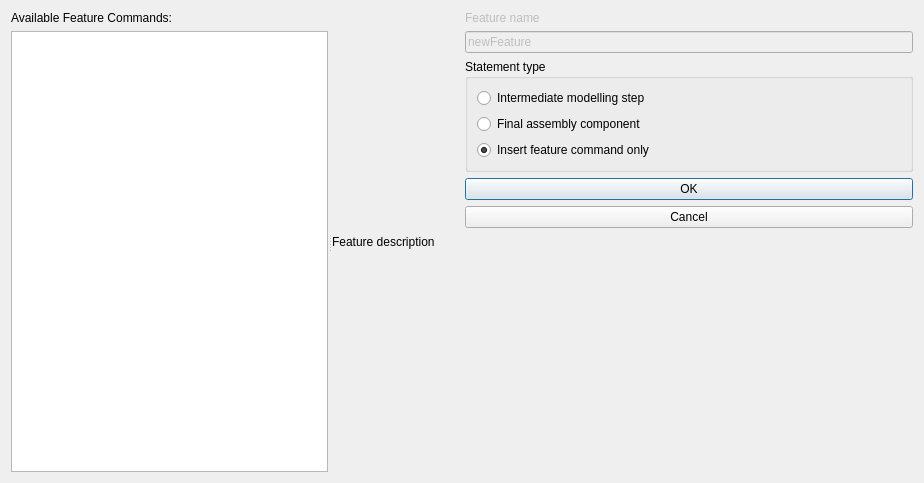
Before: the Qt Designer form src/cad/iscad/insertfeaturedlg.ui in hkroeger/insightcae, drawn with Qt 5.
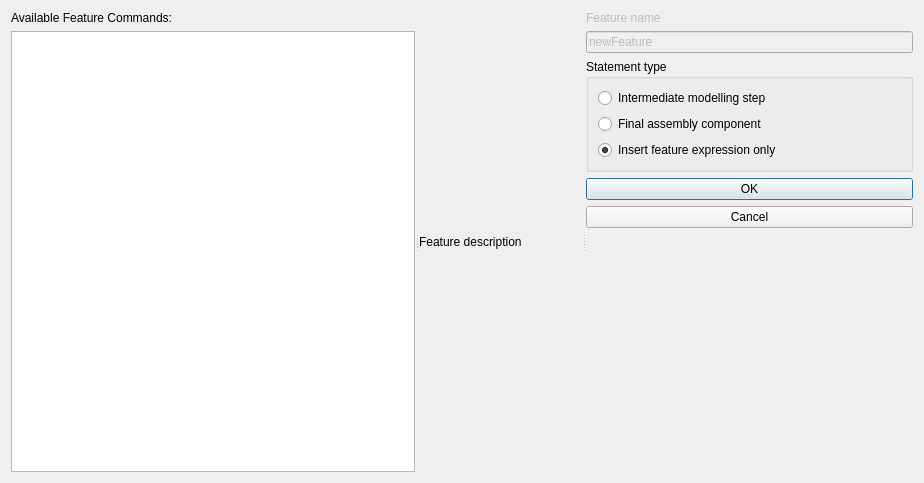
After: the same form once the commit is applied.

Commit message: add dialog for loadmodel-command insertion

Diff of the .ui file:
```diff
--- a/src/cad/iscad/insertfeaturedlg.ui
+++ b/src/cad/iscad/insertfeaturedlg.ui
@@ -10,7 +10,7 @@
     <height>483</height>
    </rect>
   </property>
-  <layout class="QHBoxLayout" name="horizontalLayout">
+  <layout class="QVBoxLayout" name="verticalLayout_2">
    <item>
     <widget class="QSplitter" name="splitter">
      <property name="orientation">
@@ -41,15 +41,19 @@
        </item>
       </layout>
      </widget>
-    </widget>
-   </item>
-   <item>
+     <widget class="QWidget" name="layoutWidget">
     <layout class="QVBoxLayout" name="verticalLayout_4">
      <item>
       <widget class="QLabel" name="featureNameLabel">
        <property name="enabled">
         <bool>false</bool>
        </property>
+         <property name="sizePolicy">
+          <sizepolicy hsizetype="Fixed" vsizetype="Preferred">
+           <horstretch>0</horstretch>
+           <verstretch>0</verstretch>
+          </sizepolicy>
+         </property>
        <property name="text">
         <string>Feature name</string>
        </property>
@@ -60,6 +64,12 @@
        <property name="enabled">
         <bool>false</bool>
        </property>
+         <property name="sizePolicy">
+          <sizepolicy hsizetype="Preferred" vsizetype="Fixed">
+           <horstretch>0</horstretch>
+           <verstretch>0</verstretch>
+          </sizepolicy>
+         </property>
        <property name="text">
         <string>newFeature</string>
        </property>
@@ -73,6 +83,12 @@
        <layout class="QVBoxLayout" name="verticalLayout_3">
         <item>
          <widget class="QRadioButton" name="isIntermediateStep">
+            <property name="sizePolicy">
+             <sizepolicy hsizetype="Fixed" vsizetype="Fixed">
+              <horstretch>0</horstretch>
+              <verstretch>0</verstretch>
+             </sizepolicy>
+            </property>
           <property name="text">
            <string>Intermediate modelling step</string>
           </property>
@@ -80,6 +96,12 @@
         </item>
         <item>
          <widget class="QRadioButton" name="isFinalComponent">
+            <property name="sizePolicy">
+             <sizepolicy hsizetype="Fixed" vsizetype="Fixed">
+              <horstretch>0</horstretch>
+              <verstretch>0</verstretch>
+             </sizepolicy>
+            </property>
           <property name="text">
            <string>Final assembly component</string>
           </property>
@@ -87,8 +109,14 @@
         </item>
         <item>
          <widget class="QRadioButton" name="onlyFeatureCommand">
+            <property name="sizePolicy">
+             <sizepolicy hsizetype="Fixed" vsizetype="Fixed">
+              <horstretch>0</horstretch>
+              <verstretch>0</verstretch>
+             </sizepolicy>
+            </property>
           <property name="text">
-           <string>Insert feature command only</string>
+             <string>Insert feature expression only</string>
           </property>
           <property name="checked">
            <bool>true</bool>
@@ -101,7 +129,7 @@
      <item>
       <widget class="QDialogButtonBox" name="buttonBox">
        <property name="sizePolicy">
-        <sizepolicy hsizetype="Expanding" vsizetype="Maximum">
+          <sizepolicy hsizetype="Preferred" vsizetype="Maximum">
          <horstretch>0</horstretch>
          <verstretch>1</verstretch>
         </sizepolicy>
@@ -131,6 +159,8 @@
       </spacer>
      </item>
     </layout>
+     </widget>
+    </widget>
    </item>
   </layout>
  </widget>
```
Lines whose indentation alone changed are shown as unchanged. The commit also changes 10 other files.
